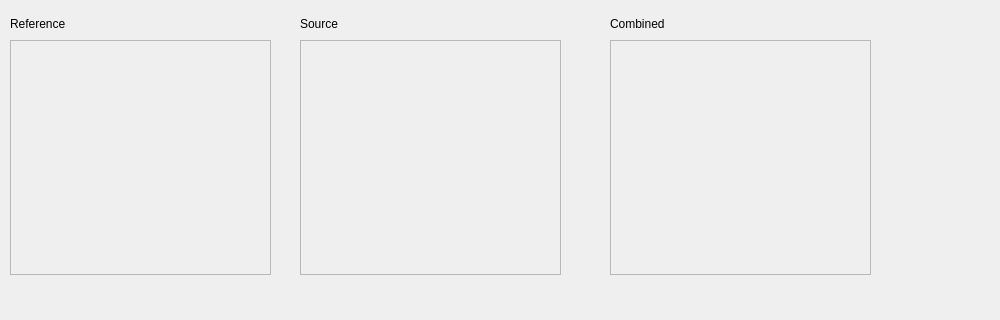
The window that autofalloff/assets/basic_layout.ui (WasatchPhotonics/AutoFallOff) describes before a commit, drawn with Qt 5; both pictures show x 0 to 1000 and y 286 to 606 of the 1000 by 700 pixel window.
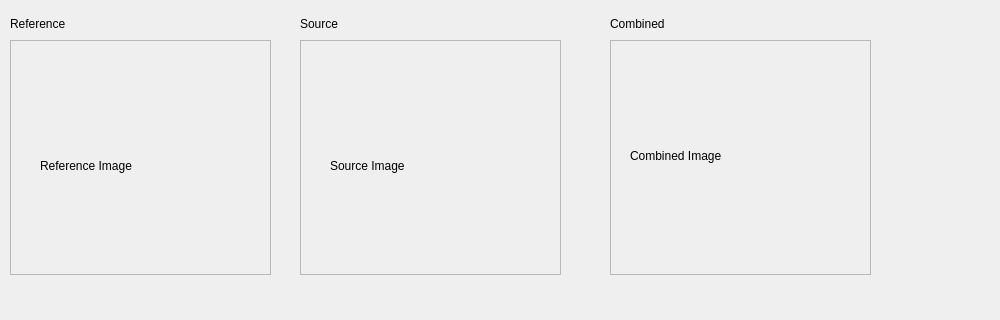
The same window after the commit.

What changed in the file:
```diff
--- a/autofalloff/assets/basic_layout.ui
+++ b/autofalloff/assets/basic_layout.ui
@@ -97,6 +97,19 @@
        <property name="frameShadow">
         <enum>QFrame::Raised</enum>
        </property>
+       <widget class="QLabel" name="labelReferenceImage">
+        <property name="geometry">
+         <rect>
+          <x>30</x>
+          <y>50</y>
+          <width>191</width>
+          <height>151</height>
+         </rect>
+        </property>
+        <property name="text">
+         <string>Reference Image</string>
+        </property>
+       </widget>
       </widget>
      </item>
     </layout>
@@ -132,6 +145,19 @@
        <property name="frameShadow">
         <enum>QFrame::Raised</enum>
        </property>
+       <widget class="QLabel" name="labelSourceImage">
+        <property name="geometry">
+         <rect>
+          <x>30</x>
+          <y>50</y>
+          <width>191</width>
+          <height>151</height>
+         </rect>
+        </property>
+        <property name="text">
+         <string>Source Image</string>
+        </property>
+       </widget>
       </widget>
      </item>
     </layout>
@@ -167,6 +193,19 @@
        <property name="frameShadow">
         <enum>QFrame::Raised</enum>
        </property>
+       <widget class="QLabel" name="labelCombinedImage">
+        <property name="geometry">
+         <rect>
+          <x>20</x>
+          <y>40</y>
+          <width>191</width>
+          <height>151</height>
+         </rect>
+        </property>
+        <property name="text">
+         <string>Combined Image</string>
+        </property>
+       </widget>
       </widget>
      </item>
     </layout>
```
Left out of the diff: 2 changed lines with no effect on the pictures.
